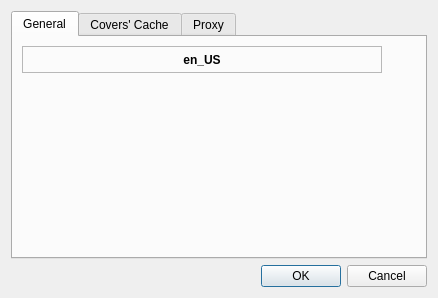
Before: the Qt Designer form qwbfs/src/PropertiesDialog.ui in amestica/qwbfs, drawn with Qt 5.
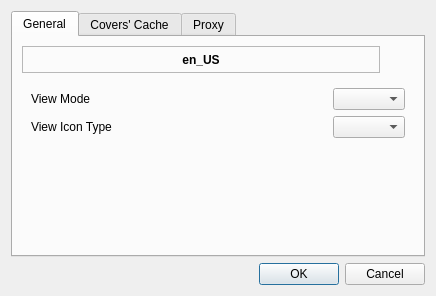
After: the same form once the commit is applied. Icons and pictures are not drawn.

Commit message: The List view now support List Mode and Icon mode. This can be configured in the properties dialog. The icon can be choosed too: Cover or Disc. Introduce ListView class helper and uupdate code according to api changes.

The edit to the form file:
```diff
--- a/qwbfs/src/PropertiesDialog.ui
+++ b/qwbfs/src/PropertiesDialog.ui
@@ -6,8 +6,8 @@
    <rect>
     <x>0</x>
     <y>0</y>
-    <width>438</width>
-    <height>298</height>
+    <width>436</width>
+    <height>296</height>
    </rect>
   </property>
   <property name="windowTitle">
@@ -76,6 +76,44 @@
          </item>
         </layout>
        </item>
+       <item>
+        <widget class="QWidget" name="widget" native="true">
+         <layout class="QGridLayout" name="gridLayout_3">
+          <item row="0" column="0">
+           <widget class="QLabel" name="lViewMode">
+            <property name="sizePolicy">
+             <sizepolicy hsizetype="Expanding" vsizetype="Preferred">
+              <horstretch>0</horstretch>
+              <verstretch>0</verstretch>
+             </sizepolicy>
+            </property>
+            <property name="text">
+             <string>View Mode</string>
+            </property>
+           </widget>
+          </item>
+          <item row="0" column="1">
+           <widget class="QComboBox" name="cbViewMode"/>
+          </item>
+          <item row="1" column="0">
+           <widget class="QLabel" name="lIconType">
+            <property name="sizePolicy">
+             <sizepolicy hsizetype="Expanding" vsizetype="Preferred">
+              <horstretch>0</horstretch>
+              <verstretch>0</verstretch>
+             </sizepolicy>
+            </property>
+            <property name="text">
+             <string>View Icon Type</string>
+            </property>
+           </widget>
+          </item>
+          <item row="1" column="1">
+           <widget class="QComboBox" name="cbViewIconType"/>
+          </item>
+         </layout>
+        </widget>
+       </item>
        <item>
         <spacer name="verticalSpacer_3">
          <property name="orientation">
```
Left out of the diff: 3 changed lines with no effect on the pictures. The commit also changes 16 other files.
